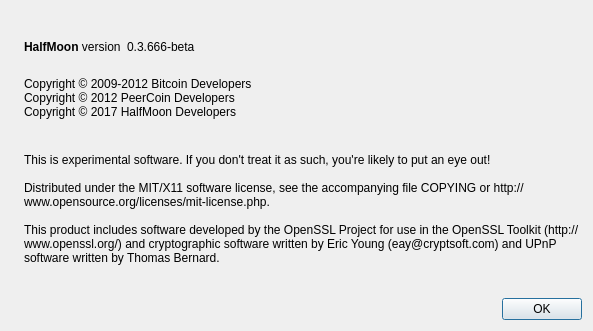
Above: src/qt/forms/aboutdialog.ui from CryptoCoderz/HalfMoon before the change. Below: the same form after it.
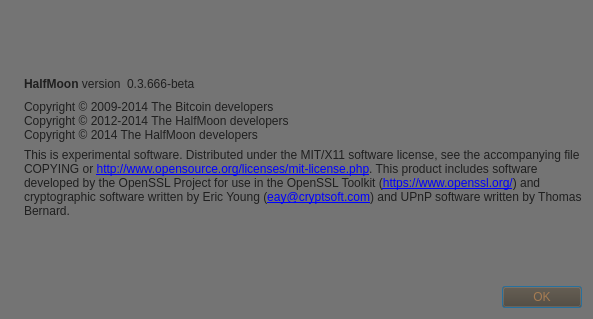
That is the form after the change. Icons and pictures are not drawn.

```diff
--- a/src/qt/forms/aboutdialog.ui
+++ b/src/qt/forms/aboutdialog.ui
@@ -7,12 +7,16 @@
     <x>0</x>
     <y>0</y>
     <width>593</width>
-    <height>331</height>
+    <height>319</height>
    </rect>
   </property>
   <property name="windowTitle">
    <string>About HalfMoon</string>
   </property>
+  <property name="styleSheet">
+   <string notr="true">background-color: rgb(116, 116, 116);
+color: rgb(31, 31, 31);</string>
+  </property>
   <layout class="QHBoxLayout" name="horizontalLayout_2">
    <item>
     <widget class="QLabel" name="label_4">
@@ -91,11 +95,9 @@
         <cursorShape>IBeamCursor</cursorShape>
        </property>
        <property name="text">
-        <string>
-Copyright © 2009-2012 Bitcoin Developers
-Copyright © 2012 PeerCoin Developers
-Copyright © 2017 HalfMoon Developers
-</string>
+        <string>Copyright © 2009-2014 The Bitcoin developers
+Copyright © 2012-2014 The HalfMoon developers
+Copyright © 2014 The HalfMoon developers</string>
        </property>
        <property name="textInteractionFlags">
         <set>Qt::LinksAccessibleByMouse|Qt::TextSelectableByKeyboard|Qt::TextSelectableByMouse</set>
@@ -109,11 +111,14 @@
        </property>
        <property name="text">
         <string>
-This is experimental software. If you don't treat it as such, you're likely to put an eye out!
+This is experimental software.
 
-Distributed under the MIT/X11 software license, see the accompanying file COPYING or http://www.opensource.org/licenses/mit-license.php.
+Distributed under the MIT/X11 software license, see the accompanying file COPYING or &lt;a href=&quot;http://www.opensource.org/licenses/mit-license.php&quot;&gt;http://www.opensource.org/licenses/mit-license.php&lt;/a&gt;.
 
-This product includes software developed by the OpenSSL Project for use in the OpenSSL Toolkit (http://www.openssl.org/) and cryptographic software written by Eric Young (eay@cryptsoft.com) and UPnP software written by Thomas Bernard.</string>
+This product includes software developed by the OpenSSL Project for use in the OpenSSL Toolkit (&lt;a href=&quot;https://www.openssl.org/&quot;&gt;https://www.openssl.org/&lt;/a&gt;) and cryptographic software written by Eric Young (&lt;a href=&quot;mailto:eay@cryptsoft.com&quot;&gt;eay@cryptsoft.com&lt;/a&gt;) and UPnP software written by Thomas Bernard.</string>
+       </property>
+       <property name="textFormat">
+        <enum>Qt::RichText</enum>
        </property>
        <property name="wordWrap">
         <bool>true</bool>
@@ -138,6 +143,10 @@
      </item>
      <item>
       <widget class="QDialogButtonBox" name="buttonBox">
+       <property name="styleSheet">
+        <string notr="true">background-color: rgb(76, 58, 39);
+color: rgb(166, 124, 82);</string>
+       </property>
        <property name="orientation">
         <enum>Qt::Horizontal</enum>
        </property>
```
